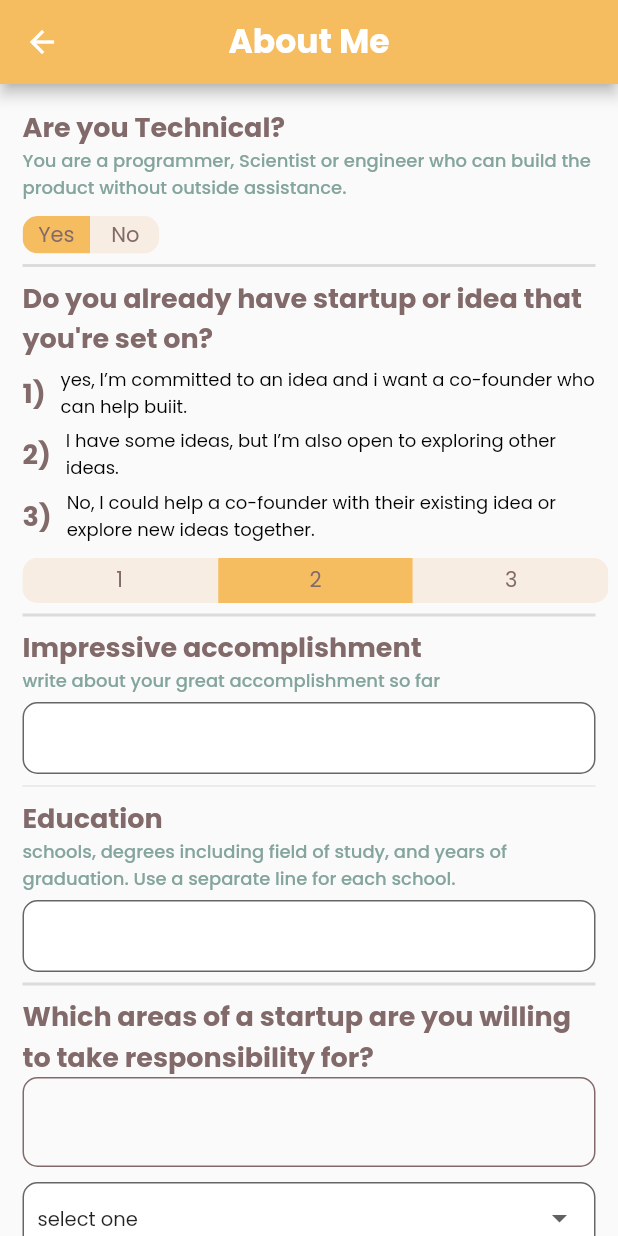
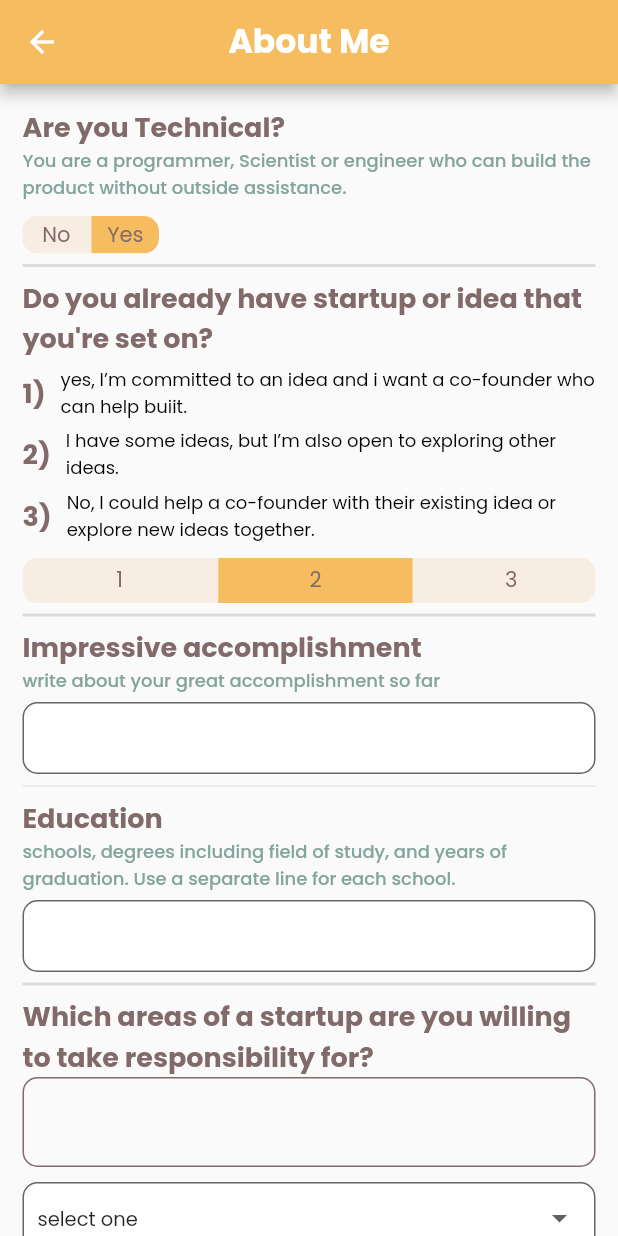
Before and after one commit to IrshadSTX/foundr-mobile-application, a Flutter app: the AboutMeScreen screen opened directly, after a tap on "Yes", on a phone screen of 412 x 824 dp. Run offline on Flutter 3.47's test engine with Material 2 defaults, Android fonts, the phone set to English and light mode, and no system bars; drawn by our look-alikes of toggle_switch; our stand-ins replace cached_network_image, dio, flutter_html, flutter_secure_storage, fluttertoast, google_fonts and 4 more; missing offline and left inert: circle_bottom_navigation_bar, dart:ffi, razorpay_flutter; accounts and stored records are empty.

Commit message:
aboutme validated

```diff
--- a/lib/controllers/provider/profile/profile_screen_provider.dart
+++ b/lib/controllers/provider/profile/profile_screen_provider.dart
@@ -139,6 +139,21 @@ class ProfileScreenProvider with ChangeNotifier {
 
 //**************ABOUT ME SECTION**************//
 
+  final accomplishmentController = TextEditingController();
+  final educationController = TextEditingController();
+
+  int? isTechnical;
+  int? haveIdeaSelected;
+  String? onChangehaveIdea(int val) {
+    if (val == 0) {
+      return 'definiteIdea';
+    } else if (val == 1) {
+      return 'readyToExplore';
+    } else {
+      return 'noIdea';
+    }
+  }
+
   //responseFounder
   List<String>? responseFounderSelected = [];
   String? respFounder = 'select one';
@@ -197,8 +212,8 @@ class ProfileScreenProvider with ChangeNotifier {
   //**************CO-FOUNDER SECTION**************//
 
   //technical or non technical
+
   String? techOrNonTechSelected = 'select one';
-
   var techOrNonTechItems = [
     'select one',
     'Technical',
--- a/lib/services/profile/profile_services.dart
+++ b/lib/services/profile/profile_services.dart
@@ -21,6 +21,7 @@ class UserProfileServices {
     final option = Options(headers: {'Authorization': 'Bearer $token'});
     try {
       Response response = await dio.get(path, options: option);
+
       //
       log(response.data.toString(), name: 'getUser');
       if (response.statusCode == 200) {
--- a/lib/views/main_screens/profile_screen/about_me/about_me_screen.dart
+++ b/lib/views/main_screens/profile_screen/about_me/about_me_screen.dart
@@ -12,8 +12,8 @@ import 'package:provider/provider.dart';
 import 'package:toggle_switch/toggle_switch.dart';
 
 class AboutMeScreen extends StatelessWidget {
-  const AboutMeScreen({super.key});
-
+  AboutMeScreen({super.key});
+  final GlobalKey<FormState> formkey = GlobalKey();
   @override
   Widget build(BuildContext context) {
     final size = MediaQuery.of(context).size;
@@ -33,6 +33,10 @@ class AboutMeScreen extends StatelessWidget {
           padding: const EdgeInsets.all(15.0),
           child: SizedBox(
             width: size.width * 0.95,
+            child: Consumer<ProfileScreenProvider>(
+                builder: (context, data, child) {
+              return Form(
+                key: formkey,
                 child: Column(
                   crossAxisAlignment: CrossAxisAlignment.start,
                   children: [
@@ -43,19 +47,20 @@ class AboutMeScreen extends StatelessWidget {
                     ToggleSwitch(
                       minHeight: 25.0,
                       minWidth: 45.0,
-                  initialLabelIndex: 1,
+                      initialLabelIndex: 0,
                       cornerRadius: 10.0,
                       activeFgColor: kBrown,
                       inactiveBgColor: kCream,
                       inactiveFgColor: kBrown,
                       totalSwitches: 2,
-                  labels: const ['Yes', 'No'],
+                      labels: const ['No', 'Yes'],
                       activeBgColors: const [
+                        [kRoseCream],
                         [kYellow],
-                    [kRoseCream]
                       ],
                       onToggle: (index) {
-                    print('switched to: $index');
+                        data.isTechnical = index!;
+                        print('switched to: ${data.isTechnical}');
                       },
                     ),
                     divider,
@@ -77,8 +82,6 @@ class AboutMeScreen extends StatelessWidget {
                       "No, I could help a co-founder with their existing idea or explore new ideas together.",
                     ),
                     kHeight10,
-                Row(
-                  children: [
                     ToggleSwitch(
                       minHeight: 30.0,
                       minWidth: size.width,
@@ -95,10 +98,12 @@ class AboutMeScreen extends StatelessWidget {
                         [kYellow],
                       ],
                       onToggle: (index) {
-                        log('switched to 2nd Question about me: $index');
+                        data.haveIdeaSelected = index;
+                        log(data.haveIdeaSelected.toString());
+                        log(data
+                            .onChangehaveIdea(data.haveIdeaSelected!)
+                            .toString());
                       },
-                    ),
-                  ],
                     ),
                     divider,
                     textMiniHeading(
@@ -109,7 +114,8 @@ class AboutMeScreen extends StatelessWidget {
                     ),
                     kHeight5,
                     TextFormWidget(
-
+                      controller: data.accomplishmentController,
+                      validator: (value) => data.checkingEmpty(value),
                     ),
                     const Divider(),
                     textMiniHeading('Education'),
@@ -117,19 +123,21 @@ class AboutMeScreen extends StatelessWidget {
                       "schools, degrees including field of study, and years of graduation. Use a separate line for each school.",
                     ),
                     kHeight5,
-                TextFormWidget(),
+                    TextFormWidget(
+                      controller: data.educationController,
+                      validator: (value) => data.checkingEmpty(value),
+                    ),
                     divider,
                     textMiniHeading(
                       "Which areas of a startup are you willing to take responsibility for?",
                     ),
-                Consumer<ProfileScreenProvider>(
-                    builder: (context, data, child) {
-                  return Container(
+                    Container(
                       padding: const EdgeInsets.all(10),
                       height: 60,
                       decoration: BoxDecoration(
                         border: Border.all(color: kBrown),
-                      borderRadius: const BorderRadius.all(Radius.circular(10)),
+                        borderRadius:
+                            const BorderRadius.all(Radius.circular(10)),
                       ),
                       child: ListView.separated(
                         scrollDirection: Axis.horizontal,
@@ -152,12 +160,9 @@ class AboutMeScreen extends StatelessWidget {
                         separatorBuilder: (context, index) =>
                             const SizedBox(width: 5),
                       ),
-                  );
-                }),
+                    ),
                     kHeight10,
-                Consumer<ProfileScreenProvider>(
-                    builder: (context, data, child) {
-                  return DropdownButtonFormField(
+                    DropdownButtonFormField(
                       decoration: data.fieldDecor(),
                       // hint: Text("select"),
                       items: data.responseFounderitems.map((String items) {
@@ -173,8 +178,7 @@ class AboutMeScreen extends StatelessWidget {
                         data.onchangeResponseFounder(newvalue!);
                       },
                       value: data.respFounder,
-                  );
-                }),
+                    ),
                     divider,
                     textMiniHeading(
                         'Which topics and industries are interested in?'),
@@ -188,7 +192,8 @@ class AboutMeScreen extends StatelessWidget {
                         height: 60,
                         decoration: BoxDecoration(
                           border: Border.all(color: kBrown),
-                      borderRadius: const BorderRadius.all(Radius.circular(10)),
+                          borderRadius:
+                              const BorderRadius.all(Radius.circular(10)),
                         ),
                         child: ListView.separated(
                           scrollDirection: Axis.horizontal,
@@ -214,9 +219,7 @@ class AboutMeScreen extends StatelessWidget {
                       );
                     }),
                     kHeight10,
-                Consumer<ProfileScreenProvider>(
-                    builder: (context, data, child) {
-                  return DropdownButtonFormField(
+                    DropdownButtonFormField(
                       decoration: data.fieldDecor(),
                       // hint: Text("select"),
                       items: data.interestedItems.map((String items) {
@@ -231,18 +234,24 @@ class AboutMeScreen extends StatelessWidget {
                       onChanged: (newvalue) {
                         data.onchangeInterestedFounder(newvalue!);
                       },
-                    value: data.respFounder,
-                  );
-                }),
+                      value: data.intrstFounder,
+                    ),
                     kHeight10,
                     Column(
                       crossAxisAlignment: CrossAxisAlignment.stretch,
                       children: [
-                    ElevatedButton(onPressed: () {}, child: Text('save'))
+                        ElevatedButton(
+                            onPressed: () {
+                              formkey.currentState!.validate();
+                              log('saved about me');
+                            },
+                            child: Text('Save'))
                       ],
                     ),
                   ],
                 ),
+              );
+            }),
           ),
         ),
       ),
--- a/lib/views/main_screens/profile_screen/co-founder/co_founder_screen.dart
+++ b/lib/views/main_screens/profile_screen/co-founder/co_founder_screen.dart
@@ -8,8 +8,8 @@ import '../../../../core/colors.dart';
 import '../../../../core/widgets/textstyle.dart';
 
 class CoFounderScreen extends StatelessWidget {
-  const CoFounderScreen({super.key});
-
+  CoFounderScreen({super.key});
+  final GlobalKey<FormState> formkey = GlobalKey();
   @override
   Widget build(BuildContext context) {
     return Scaffold(
```
Also changed, not shown: 1 other file. Lines whose indentation alone changed are shown as unchanged.
